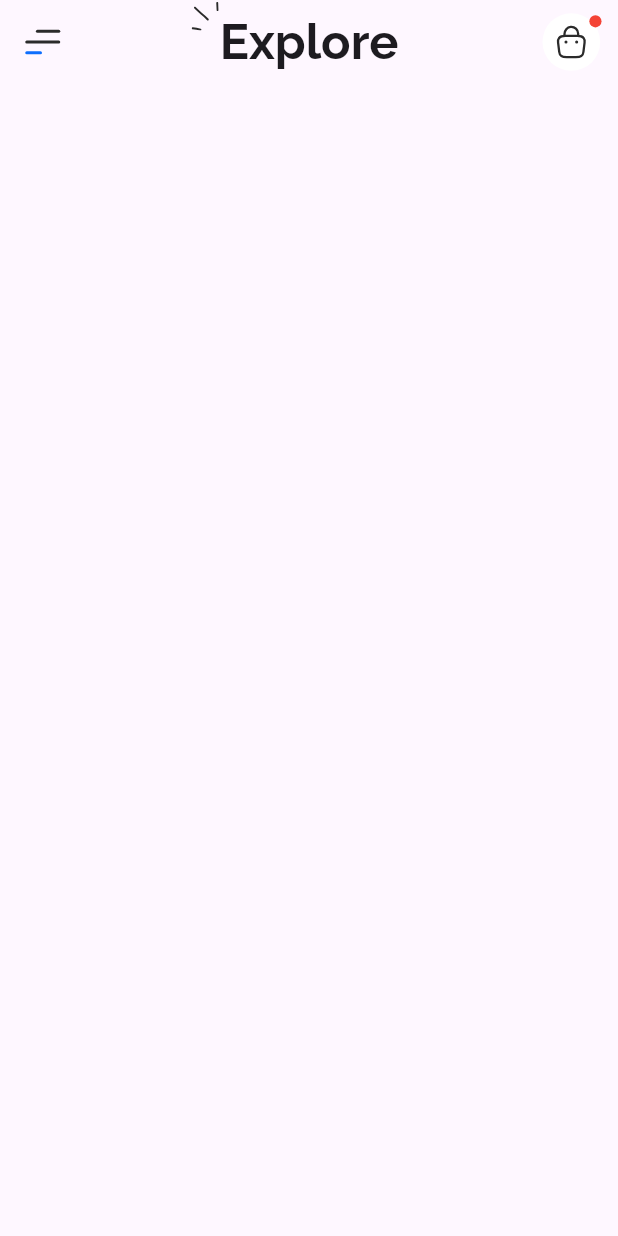
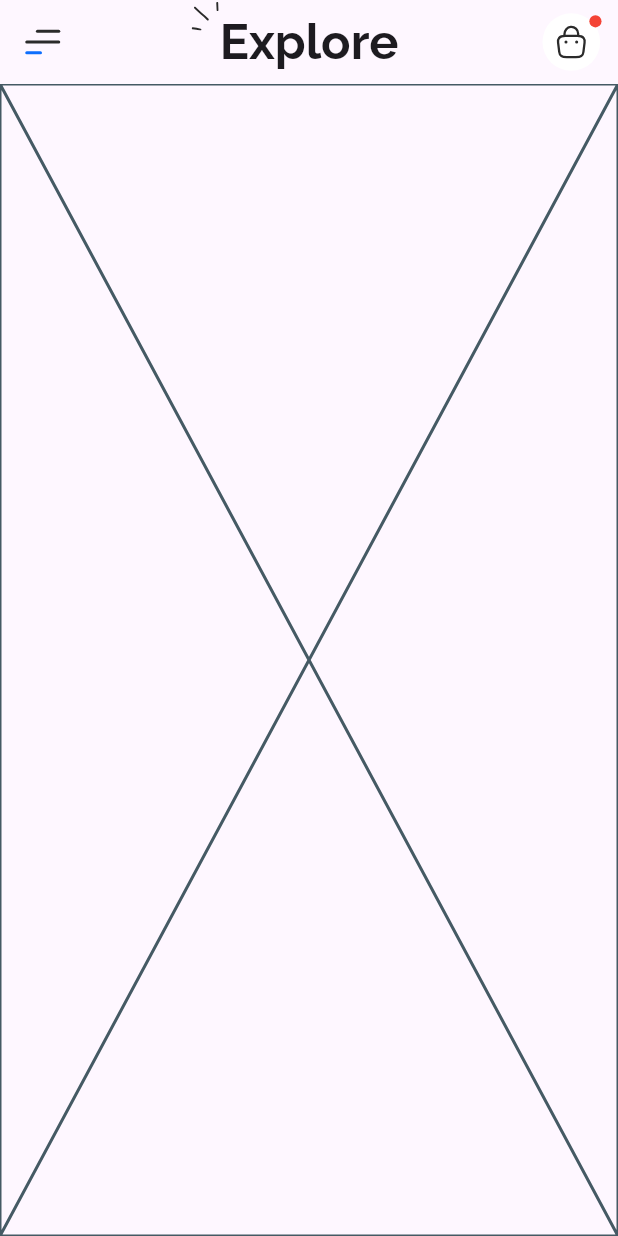
Before and after one commit to NadyAlwazah/flutter-task08-api-home-screen-beg, a Flutter app: the screen it shows after launch, on a phone screen of 412 x 824 dp. Run offline on Flutter 3.47's test engine with Material 3 defaults, Android fonts, the phone set to English and light mode, and no system bars; our stand-ins replace flutter_screenutil, flutter_svg, google_fonts.

Commit message:
chore(home): create initial HomeViewBody widget

```diff
--- a/lib/features/home/presentation/views/home_view.dart
+++ b/lib/features/home/presentation/views/home_view.dart
@@ -1,11 +1,12 @@
 import 'package:flutter/material.dart';
 import 'package:flutter_task08_api_home_screen_beg/features/home/presentation/views/widgets/home_app_bar.dart';
+import 'package:flutter_task08_api_home_screen_beg/features/home/presentation/views/widgets/home_view_body.dart';
 
 class HomeView extends StatelessWidget {
   const HomeView({super.key});
 
   @override
   Widget build(BuildContext context) {
-    return const Scaffold(appBar: HomeAppBar());
+    return const Scaffold(appBar: HomeAppBar(), body: HomeViewBody());
   }
 }
--- /dev/null
+++ b/lib/features/home/presentation/views/widgets/home_view_body.dart
@@ -0,0 +1,10 @@
+import 'package:flutter/material.dart';
+
+class HomeViewBody extends StatelessWidget {
+  const HomeViewBody({super.key});
+
+  @override
+  Widget build(BuildContext context) {
+    return const Placeholder();
+  }
+}
```
